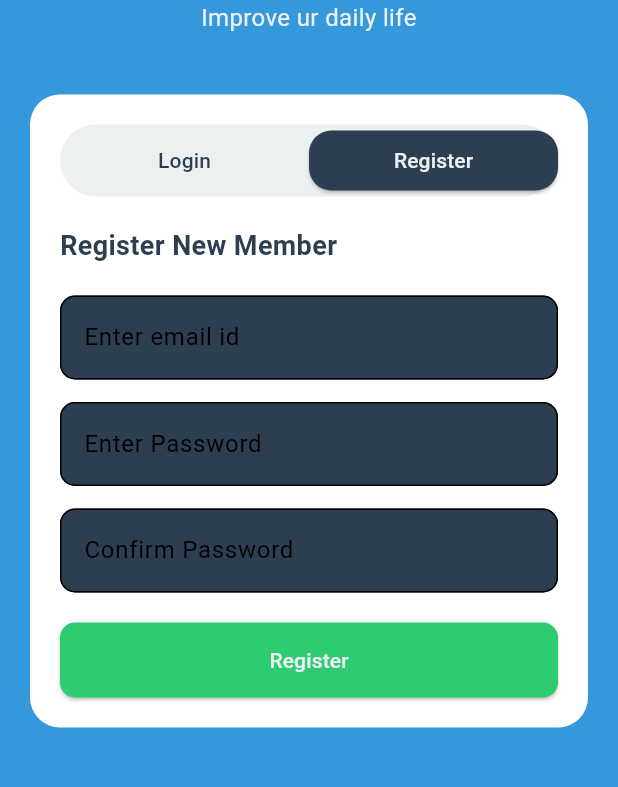
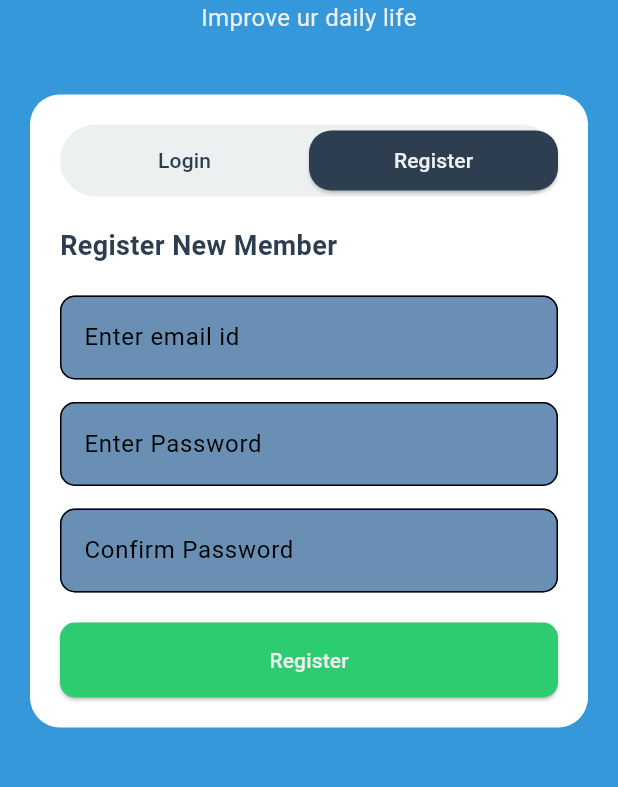
Before and after one commit to RITWIZSINGH/Habit_Tracker, a Flutter app: the RegisterScreen screen opened directly, on a phone screen of 412 x 824 dp, the part 111-898 px from its top. Run offline on Flutter 3.47's test engine with Material 3 defaults, Android fonts, the phone set to English and light mode, and no system bars; our stand-ins replace firebase_auth, firebase_core, fl_chart, flutter_keyboard_visibility; accounts and stored records are empty; network calls fail; Roboto replaces fonts that are missing (NexaBold, NexaRegular).

```diff
--- a/lib/main.dart
+++ b/lib/main.dart
@@ -24,7 +24,9 @@ class MyApp extends StatelessWidget {
       debugShowCheckedModeBanner: false,
       theme: AppTheme.lightTheme,
       darkTheme: AppTheme.darkTheme,
-      home: KeyboardVisibilityProvider(child: LoginScreen())
+      home: KeyboardVisibilityProvider(child: NavigationScreen(
+        currentIndex: 0,
+      ))
     );
   }
 }
--- a/lib/pages/loginPage.dart
+++ b/lib/pages/loginPage.dart
@@ -34,7 +34,7 @@ class _LoginScreenState extends State<LoginScreen> {
             )));
       } catch (e) {
         ScaffoldMessenger.of(context).showSnackBar(
-          SnackBar(content: Text('Login failed: ${e.toString()}')),
+          SnackBar(content: Text('Please register first to Login with your credentials')),
         );
       }
     }
@@ -128,7 +128,7 @@ class _LoginScreenState extends State<LoginScreen> {
                         border: OutlineInputBorder(
                           borderRadius: BorderRadius.circular(10),
                         ),
-                        fillColor: AppTheme.textColor,
+                        fillColor: AppTheme.darkTheme.colorScheme.surface,
                         filled: true,
                       ),
                       validator: (value) {
@@ -147,7 +147,7 @@ class _LoginScreenState extends State<LoginScreen> {
                         border: OutlineInputBorder(
                           borderRadius: BorderRadius.circular(10),
                         ),
-                        fillColor: AppTheme.textColor,
+                        fillColor: AppTheme.darkTheme.colorScheme.surface,
                         filled: true,
                       ),
                       validator: (value) {
--- a/lib/pages/registrationPage.dart
+++ b/lib/pages/registrationPage.dart
@@ -140,7 +140,7 @@ class _RegisterScreenState extends State<RegisterScreen> {
                         border: OutlineInputBorder(
                           borderRadius: BorderRadius.circular(10),
                         ),
-                        fillColor: AppTheme.textColor,
+                        fillColor: AppTheme.darkTheme.colorScheme.surface,
                         filled: true,
                       ),
                       validator: (value) {
@@ -159,7 +159,7 @@ class _RegisterScreenState extends State<RegisterScreen> {
                         border: OutlineInputBorder(
                           borderRadius: BorderRadius.circular(10),
                         ),
-                        fillColor: AppTheme.textColor,
+                        fillColor: AppTheme.darkTheme.colorScheme.surface,
                         filled: true,
                       ),
                       validator: (value) {
@@ -178,7 +178,7 @@ class _RegisterScreenState extends State<RegisterScreen> {
                         border: OutlineInputBorder(
                           borderRadius: BorderRadius.circular(10),
                         ),
-                        fillColor: AppTheme.textColor,
+                        fillColor: AppTheme.darkTheme.colorScheme.surface,
                         filled: true,
                       ),
                       validator: (value) {
--- a/lib/screens/nav_screen.dart
+++ b/lib/screens/nav_screen.dart
@@ -6,6 +6,7 @@ import 'package:habit_tracker_app/pages/homePage.dart';
 import 'package:habit_tracker_app/pages/habitsPage.dart';
 import 'package:habit_tracker_app/pages/profilePage.dart';
 import 'package:habit_tracker_app/pages/progressPage.dart';
+import 'package:habit_tracker_app/utilities/customScheme.dart';
 
 
 class NavigationScreen extends StatefulWidget {
@@ -33,7 +34,7 @@ class _NavigationScreenState extends State<NavigationScreen> {
       bottomNavigationBar: BottomNavigationBar(
         backgroundColor: Colors.white,
         unselectedItemColor: Colors.grey,
-        selectedItemColor: Colors.deepPurpleAccent,
+        selectedItemColor: AppTheme.accentColor,
         currentIndex: widget.currentIndex,
         onTap: (index) {
           setState(() {
--- a/lib/utilities/customScheme.dart
+++ b/lib/utilities/customScheme.dart
@@ -31,7 +31,7 @@ class AppTheme {
     colorScheme: ColorScheme.dark(
       primary: Color(0xFF2c3e50),
       secondary: Color(0xFF27ae60),
-      surface: Color(0xFF34495e),
+      surface: Color.fromARGB(255, 105, 143, 181),
     ),
     scaffoldBackgroundColor: Color(0xFF34495e),
     appBarTheme: AppBarTheme(
```
Also changed, not shown: 1 other file.
